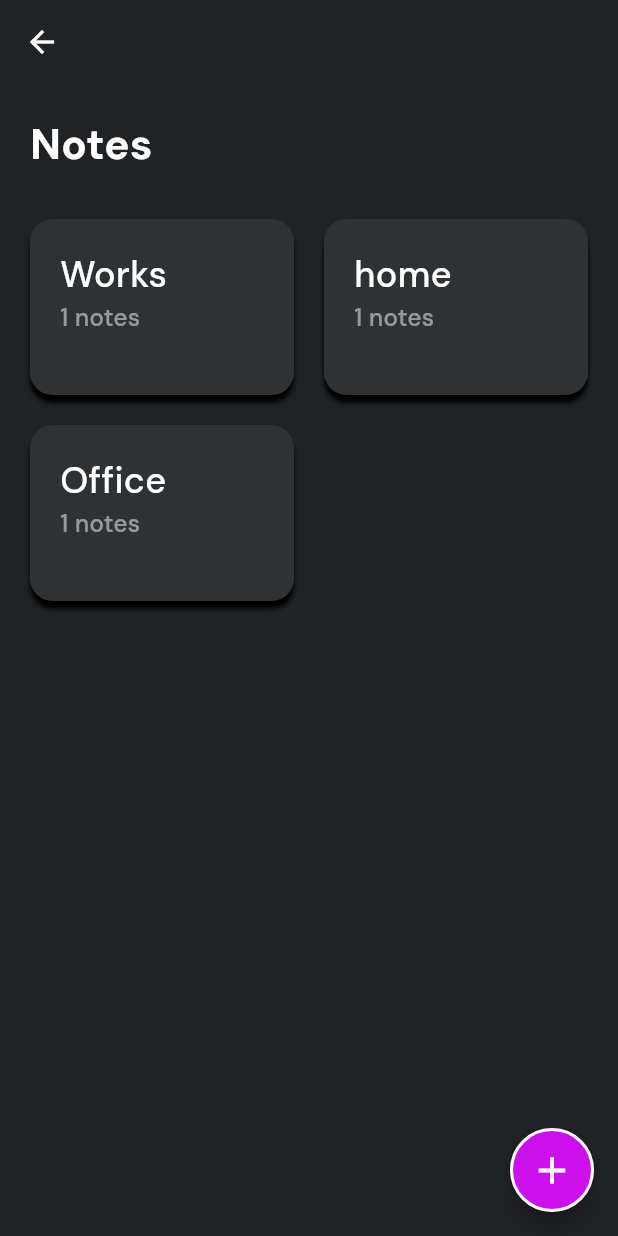
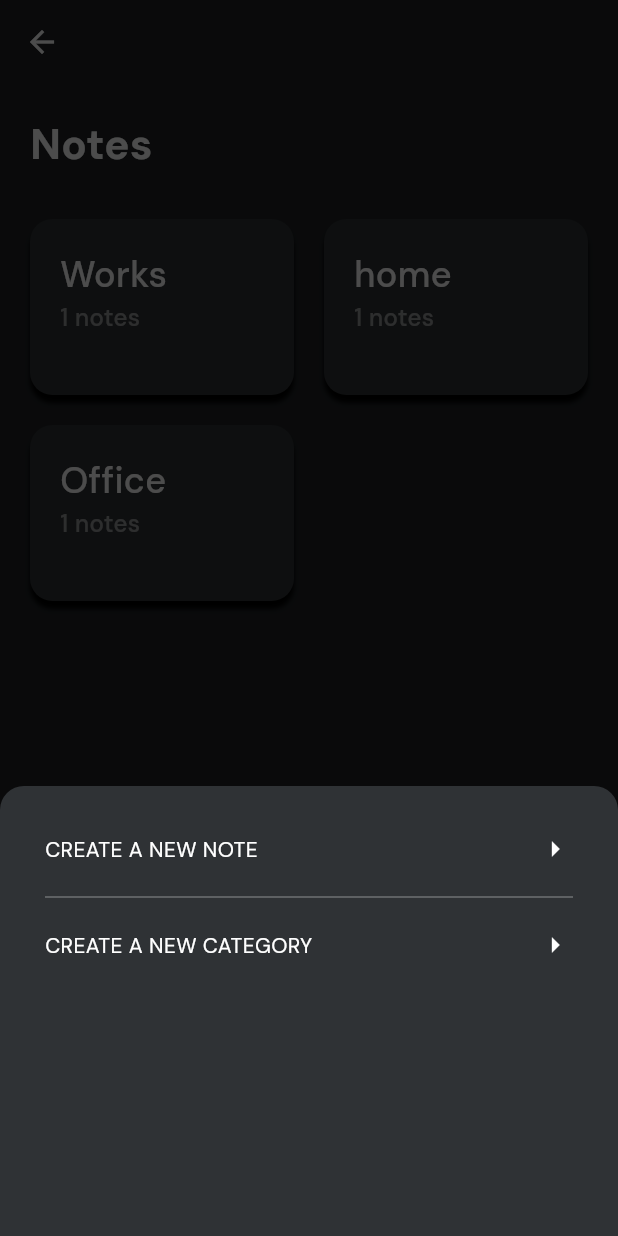
Before and after one commit to cmadhushan-dev/Notes_Spehere, a Flutter app: the NotesPage screen opened by its route, after a tap on the "add" icon, on a phone screen of 412 x 824 dp. Run offline on Flutter 3.47's test engine with Material 3 defaults, Android fonts, the phone set to English and light mode, and no system bars; our stand-ins replace go_router, google_fonts, hive_flutter; accounts and stored records are empty.

Commit message:
suscfully developed the dropdwon list and required function in the notes service class

```diff
--- a/lib/pages/notes_page.dart
+++ b/lib/pages/notes_page.dart
@@ -6,6 +6,8 @@ import 'package:dp_notes_spehere_08/utitlites/router.dart';
 import 'package:dp_notes_spehere_08/utitlites/text_styles.dart';
 import 'package:dp_notes_spehere_08/widgets/notes_card.dart';
 import 'package:flutter/material.dart';
+
+import '../widgets/bottm_sheet.dart';
 
 class NotesPage extends StatefulWidget {
   const NotesPage({super.key});
@@ -53,6 +55,28 @@ class _NotesPageState extends State<NotesPage> {
     _checkWhetherUserisNewAndCreateIntialNote();
   }
 
+  //function to open the bottm sheet
+  void openBottomSheet() {
+    showModalBottomSheet(
+      barrierColor: Colors.black.withOpacity(0.7),
+      context: context,
+      builder: (context) {
+        return CategoryInputBottomSheet(
+          onNewNote: () {
+            //close the bottom sheet
+            Navigator.pop(context);
+            AppRouter.routers.push('/createnewnote', extra: false);
+          },
+          onnewCategory: () {
+            //close the bottom sheet
+            Navigator.pop(context);
+            AppRouter.routers.push('/createnewnote', extra: true);
+          },
+        );
+      },
+    );
+  }
+
   @override
   Widget build(BuildContext context) {
     return Scaffold(
@@ -66,7 +90,9 @@ class _NotesPageState extends State<NotesPage> {
         ),
       ),
       floatingActionButton: FloatingActionButton(
-        onPressed: () {},
+        onPressed: () {
+          openBottomSheet();
+        },
         shape: RoundedRectangleBorder(
           borderRadius: BorderRadius.circular(100),
           side: BorderSide(color: AppColors.kWhiteColor, width: 2),
--- a/lib/services/note_services.dart
+++ b/lib/services/note_services.dart
@@ -110,4 +110,18 @@ class NoteServices {
       print(error.toString());
     }
   }
+
+  //method to load the all categries
+  Future<List<String>> getAllCtegries() async {
+    final List<String> allCategaries = [];
+    //get all notes(reason for not suggestion is type is dynamic)
+    final dynamic allNotes = await _myNotesBook.get('notes');
+    //loop through the each note and add the category names to the all actegry list
+    for (final note in allNotes) {
+      if (!allCategaries.contains(note.category)) {
+        allCategaries.add(note.category);
+      }
+    }
+    return allCategaries;
+  }
 }
--- a/lib/utitlites/router.dart
+++ b/lib/utitlites/router.dart
@@ -1,3 +1,4 @@
+import 'package:dp_notes_spehere_08/pages/create_new_note.dart';
 import 'package:dp_notes_spehere_08/pages/home_page.dart';
 import 'package:dp_notes_spehere_08/pages/notes_by_category.dart';
 import 'package:dp_notes_spehere_08/pages/notes_page.dart';
@@ -42,6 +43,14 @@ class AppRouter {
           return NotesByCategory(category: category);
         },
       ),
+      //crete new note
+      GoRoute(
+        path: "/createnewnote",
+        builder: (context, state) {
+          final bool isNewCategory = state.extra as bool;
+          return CreateNewNote(isNewCategory: isNewCategory);
+        },
+      ),
     ],
   );
 }
--- /dev/null
+++ b/lib/widgets/bottm_sheet.dart
@@ -0,0 +1,74 @@
+import 'package:dp_notes_spehere_08/utitlites/colors.dart';
+import 'package:dp_notes_spehere_08/utitlites/text_styles.dart';
+import 'package:flutter/material.dart';
+
+class CategoryInputBottomSheet extends StatefulWidget {
+  final Function() onNewNote;
+  final Function() onnewCategory;
+  const CategoryInputBottomSheet({
+    super.key,
+    required this.onNewNote,
+    required this.onnewCategory,
+  });
+
+  @override
+  State<CategoryInputBottomSheet> createState() =>
+      _CategoryInputBottomSheetState();
+}
+
+class _CategoryInputBottomSheetState extends State<CategoryInputBottomSheet> {
+  @override
+  Widget build(BuildContext context) {
+    return Container(
+      width: double.infinity,
+      height: 300,
+
+      decoration: BoxDecoration(
+        color: AppColors.kCardColor,
+        borderRadius: BorderRadius.only(
+          topLeft: Radius.circular(16),
+          topRight: Radius.circular(16),
+        ),
+      ),
+      child: Padding(
+        padding: const EdgeInsets.all(30),
+        child: Column(
+          children: [
+            GestureDetector(
+              onTap:widget.onNewNote ,
+              child: Row(
+                mainAxisAlignment: MainAxisAlignment.spaceBetween,
+                children: [
+                  Text(
+                    'CREATE A NEW NOTE ',
+                    style: AppTextStyles.appDescriptionSmall,
+                  ),
+                  Icon(Icons.arrow_right_outlined),
+                ],
+              ),
+            ),
+            const SizedBox(height: 12),
+            Divider(
+              color: AppColors.kWhiteColor.withOpacity(0.3),
+              thickness: 1,
+            ),
+            const SizedBox(height: 12),
+            GestureDetector(
+              onTap: widget.onnewCategory,
+              child: Row(
+                mainAxisAlignment: MainAxisAlignment.spaceBetween,
+                children: [
+                  Text(
+                    'CREATE A NEW CATEGORY ',
+                    style: AppTextStyles.appDescriptionSmall,
+                  ),
+                  Icon(Icons.arrow_right_outlined),
+                ],
+              ),
+            ),
+          ],
+        ),
+      ),
+    );
+  }
+}
```
Also changed, not shown: lib/pages/create_new_note.dart (added, +200 -0 lines).
